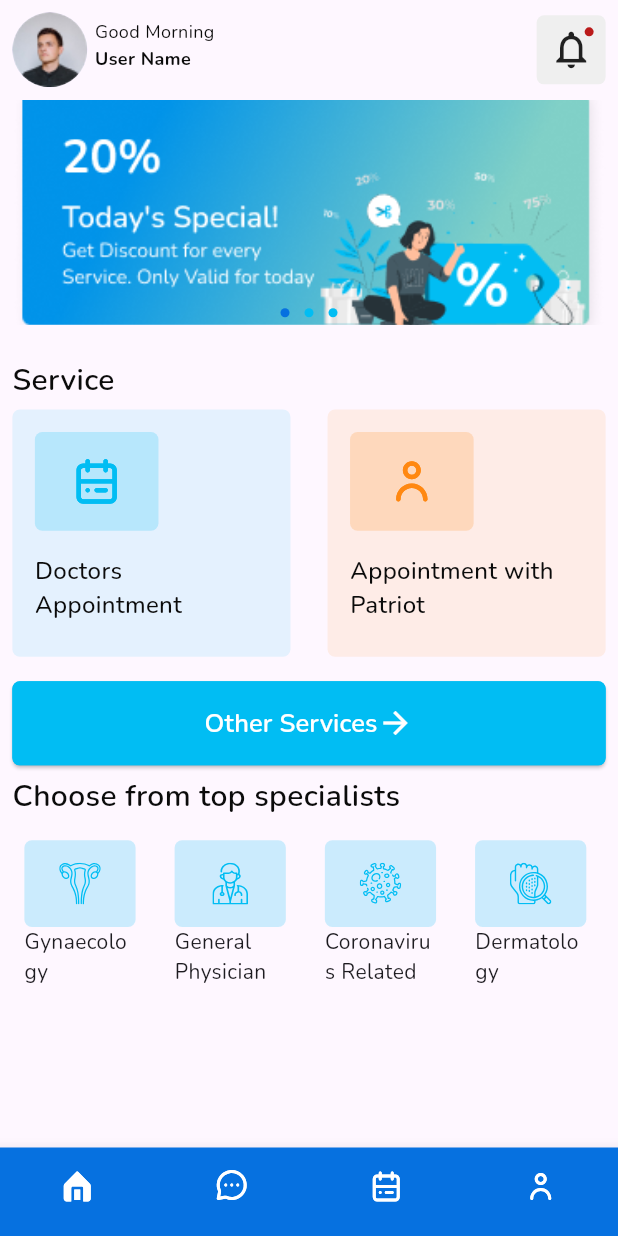
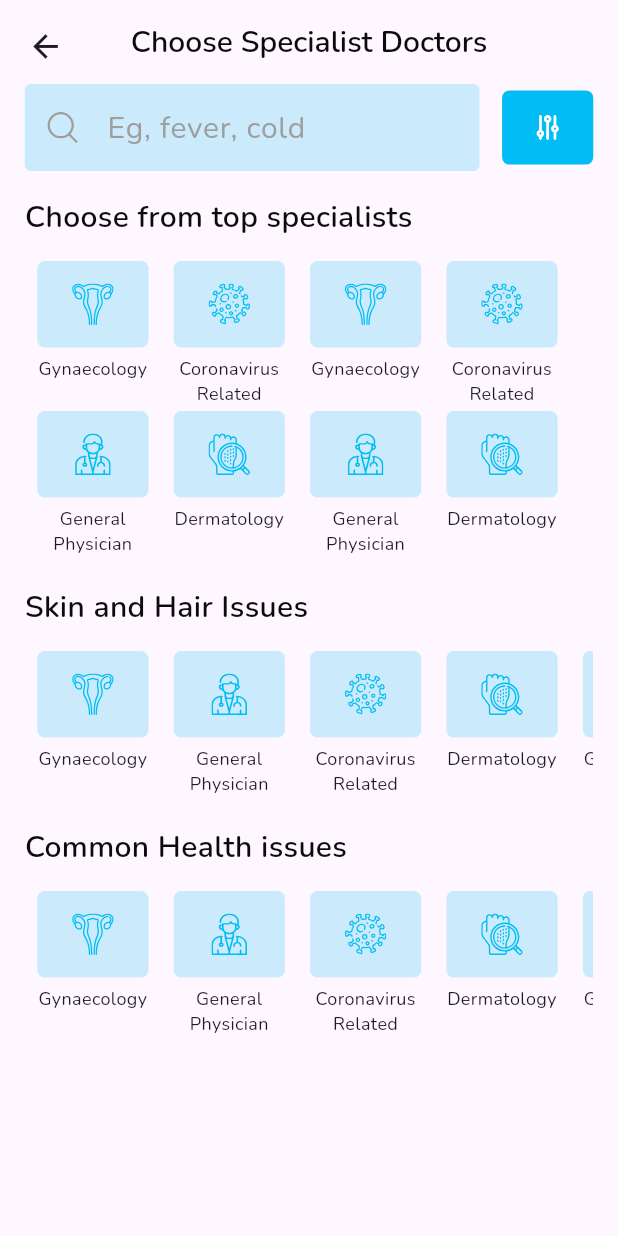
Before and after one commit to fhfaisal/HealthcareApp, a Flutter app: the screen it shows after launch, after a tap on "Other Services", on a phone screen of 412 x 824 dp. Run offline on Flutter 3.47's test engine with Material 2 defaults, Android fonts, the phone set to English and light mode, and no system bars; drawn by our look-alikes of flutter_image_slideshow; our stand-ins replace flutter_svg, google_fonts.

Commit message:
add doctors search page

```diff
--- a/lib/main.dart
+++ b/lib/main.dart
@@ -1,5 +1,4 @@
 import 'package:doctor_app/navigation.dart';
-import 'package:doctor_app/screens/home/home_page.dart';
 import 'package:doctor_app/settings/system/widget_settings.dart';
 import 'package:flutter/material.dart';
 
@@ -20,10 +19,11 @@ class MyApp extends StatelessWidget {
         colorScheme: ColorScheme.fromSeed(seedColor: Colors.deepPurple),
         useMaterial3: true,
         appBarTheme: AppBarTheme(
-          titleTextStyle: appbarStyle()
+          titleTextStyle: appbarStyle(),
+          centerTitle: true,
         )
       ),
-      home: CustomBottomNavbar(),
+      home: const CustomBottomNavbar(),
     );
   }
 }
--- a/lib/models/doctors_category.dart
+++ b/lib/models/doctors_category.dart
@@ -8,5 +8,9 @@ List<TopSpecialists> specialistsList = [
   TopSpecialists(icon: 'assets/images/general.svg', categoryName: 'General Physician'),
   TopSpecialists(icon: 'assets/images/coronavirus.svg', categoryName: 'Coronavirus Related'),
   TopSpecialists(icon: 'assets/images/dermatology.svg', categoryName: 'Dermatology'),
+  TopSpecialists(icon: 'assets/images/gynaecology.svg', categoryName: 'Gynaecology'),
+  TopSpecialists(icon: 'assets/images/general.svg', categoryName: 'General Physician'),
+  TopSpecialists(icon: 'assets/images/coronavirus.svg', categoryName: 'Coronavirus Related'),
+  TopSpecialists(icon: 'assets/images/dermatology.svg', categoryName: 'Dermatology'),
   // Add more objects as needed
 ];
--- a/lib/screens/home/home_page.dart
+++ b/lib/screens/home/home_page.dart
@@ -1,4 +1,5 @@
 
+import 'package:doctor_app/screens/home/telemedicine.dart';
 import 'package:doctor_app/settings/refactoring_widgets/Custom_widgets.dart';
 import 'package:doctor_app/settings/system/widget_settings.dart';
 import 'package:flutter/material.dart';
@@ -17,7 +18,7 @@ class HomeScreen extends StatelessWidget {
       body: SafeArea(
         child: SingleChildScrollView(
           child: Container(
-            margin: EdgeInsets.symmetric(horizontal: mq.width * .02),
+            margin: EdgeInsets.symmetric(horizontal: mq.width * .04),
             child: Column(
               crossAxisAlignment: CrossAxisAlignment.start,
               children: [
@@ -77,16 +78,22 @@ class HomeScreen extends StatelessWidget {
                 const ServiceWidget(),
                 CustomButton(
                   btnText: 'Other Services',
-                  onTap: () {},
+                  onTap: () {
+                    Navigator.of(context).push(MaterialPageRoute(builder: (context) => const Telemedicine(),));
+                  },
                   isIcon: true,
                   addIcon: Icons.arrow_forward_outlined,
                   color: Colors.white,
                 ),
-                Text(
-                  'Choose from top specialists',
-                  style: categoryStyle(),
+                Padding(
+                  padding: const EdgeInsets.symmetric(vertical: 10),
+                  child: Text(
+                    'Choose from top specialists',
+                    style: categoryStyle(),
+                  ),
                 ),
                 const DoctorCategory(),
+
               ],
             ),
           ),
--- /dev/null
+++ b/lib/screens/home/telemedicine.dart
@@ -0,0 +1,242 @@
+import 'package:doctor_app/models/doctors_category.dart';
+import 'package:doctor_app/settings/refactoring_widgets/Custom_widgets.dart';
+import 'package:doctor_app/settings/system/widget_settings.dart';
+import 'package:flutter/material.dart';
+import 'package:flutter_svg/flutter_svg.dart';
+
+class Telemedicine extends StatelessWidget {
+  const Telemedicine({super.key});
+  @override
+  Widget build(BuildContext context) {
+    mq = MediaQuery.of(context).size;
+    return Scaffold(
+      appBar: AppBar(
+        leading: IconButton(
+            onPressed: () {
+              Navigator.of(context).pop();
+            },
+            icon: Padding(
+              padding: const EdgeInsets.all(10),
+              child: Icon(
+                Icons.arrow_back,
+                size: mq.height * .03,
+              ),
+            )),
+        title: const Text('Choose Specialist Doctors'),
+      ),
+      body: Container(
+        margin: EdgeInsets.symmetric(horizontal: mq.width * .04),
+        child: Column(
+          crossAxisAlignment: CrossAxisAlignment.start,
+          children: [
+            Row(
+              children: [
+                Expanded(
+                    flex: 4,
+                    child: TextField(
+                      style: myFontStyle(20, FontWeight.w400, textPureBlack),
+                      onTapOutside: (event) {
+                        FocusScope.of(context).requestFocus(FocusNode());
+                      },
+                      cursorColor: primaryColors,
+                      decoration: InputDecoration(
+                        filled: true,
+                        fillColor: secondaryColor.withOpacity(0.2),
+                        border: const OutlineInputBorder(
+                            borderSide: BorderSide.none),
+                        contentPadding: const EdgeInsets.all(14),
+                        hintText: 'Eg, fever, cold',
+                        hintStyle:
+                            myFontStyle(20, FontWeight.w400, Colors.grey),
+                        prefixIcon: Padding(
+                          padding: const EdgeInsets.symmetric(
+                              horizontal: 15, vertical: 10),
+                          child: SvgPicture.asset(
+                            'assets/images/search.svg',
+                            color: Colors.grey,
+                          ),
+                        ),
+                      ),
+                    )),
+                Expanded(
+                  flex: 1,
+                  child: Container(
+                    margin: const EdgeInsets.only(left: 15),
+                    height: mq.height * .06,
+                    width: mq.width * .15,
+                    decoration: BoxDecoration(
+                        color: secondaryColor,
+                        borderRadius: BorderRadius.circular(5)),
+                    child: Padding(
+                      padding: const EdgeInsets.all(15.0),
+                      child: SvgPicture.asset(
+                        'assets/images/filter.svg',
+                        color: Colors.white,
+                      ),
+                    ),
+                  ),
+                ),
+              ],
+            ),
+            Padding(
+              padding: const EdgeInsets.symmetric(vertical: 10),
+              child: Text(
+                'Choose from top specialists',
+                style: categoryStyle(),
+              ),
+            ),
+            Container(
+              height: 200,
+              child: GridView.builder(
+                itemCount: specialistsList.length,
+                scrollDirection: Axis.horizontal,
+                shrinkWrap: false,
+                gridDelegate: const SliverGridDelegateWithFixedCrossAxisCount(
+                  childAspectRatio: 1.1,
+                  crossAxisCount: 2,
+                  mainAxisSpacing: 0,
+
+                ),
+                itemBuilder: (context, index) {
+                  return Container(
+                    child: Column(
+                      children: [
+                        Container(
+                          height: mq.height * .07,
+                          width: mq.width * .18,
+                          decoration: BoxDecoration(
+                              color: secondaryColor.withOpacity(0.2),
+                              borderRadius: BorderRadius.circular(5)),
+                          child: Padding(
+                            padding: const EdgeInsets.all(15.0),
+                            child: SvgPicture.asset(
+                              specialistsList[index].icon,
+                              color: secondaryColor,
+                            ),
+                          ),
+                        ),
+                        Container(
+                          width: mq.width * .18,
+                          margin: const EdgeInsets.symmetric(vertical: 5),
+                          child: Text(
+                            specialistsList[index].categoryName,
+                            style: myFontStyle(12),
+                            textAlign: TextAlign.center,
+                          ),
+                        ),
+                      ],
+                    ),
+                  );
+                },
+              ),
+            ),
+            Padding(
+              padding: const EdgeInsets.symmetric(vertical: 10),
+              child: Text(
+                'Skin and Hair Issues',
+                style: categoryStyle(),
+              ),
+            ),
+            Container(
+              height: 100,
+              child: GridView.builder(
+                itemCount: specialistsList.length,
+                scrollDirection: Axis.horizontal,
+                shrinkWrap: false,
+                gridDelegate: const SliverGridDelegateWithFixedCrossAxisCount(
+                  childAspectRatio: 1.1,
+                  crossAxisCount: 1,
+                  mainAxisSpacing: 0,
+
+                ),
+                itemBuilder: (context, index) {
+                  return Container(
+                    child: Column(
+                      children: [
+                        Container(
+                          height: mq.height * .07,
+                          width: mq.width * .18,
+                          decoration: BoxDecoration(
+                              color: secondaryColor.withOpacity(0.2),
+                              borderRadius: BorderRadius.circular(5)),
+                          child: Padding(
+                            padding: const EdgeInsets.all(15.0),
+                            child: SvgPicture.asset(
+                              specialistsList[index].icon,
+                              color: secondaryColor,
+                            ),
+                          ),
+                        ),
+                        Container(
+                          width: mq.width * .18,
+                          margin: const EdgeInsets.symmetric(vertical: 5),
+                          child: Text(
+                            specialistsList[index].categoryName,
+                            style: myFontStyle(12),
+                            textAlign: TextAlign.center,
+                          ),
+                        ),
+                      ],
+                    ),
+                  );
+                },
+              ),
+            ),
+            Padding(
+              padding: const EdgeInsets.symmetric(vertical: 10),
+              child: Text(
+                'Common Health issues',
+                style: categoryStyle(),
+              ),
+            ),
+            Container(
+              height: 100,
+              child: GridView.builder(
+                itemCount: specialistsList.length,
+                scrollDirection: Axis.horizontal,
+                shrinkWrap: false,
+                gridDelegate: const SliverGridDelegateWithFixedCrossAxisCount(
+                  childAspectRatio: 1.1,
+                  crossAxisCount: 1,
+                  mainAxisSpacing: 0,
+
+                ),
+                itemBuilder: (context, index) {
+                  return Container(
+                    child: Column(
+                      children: [
+                        Container(
+                          height: mq.height * .07,
+                          width: mq.width * .18,
+                          decoration: BoxDecoration(
+                              color: secondaryColor.withOpacity(0.2),
+                              borderRadius: BorderRadius.circular(5)),
+                          child: Padding(
+                            padding: const EdgeInsets.all(15.0),
+                            child: SvgPicture.asset(
+                              specialistsList[index].icon,
+                              color: secondaryColor,
+                            ),
+                          ),
+                        ),
+                        Container(
+                          width: mq.width * .18,
+                          margin: const EdgeInsets.symmetric(vertical: 5),
+                          child: Text(
+                            specialistsList[index].categoryName,
+                            style: myFontStyle(12),
+                            textAlign: TextAlign.center,
+                          ),
+                        ),
+                      ],
+                    ),
+                  );
+                },
+              ),
+            ),
+          ],
+        ),
+      ),
+    );
+  }
+}
--- a/lib/settings/refactoring_widgets/Custom_widgets.dart
+++ b/lib/settings/refactoring_widgets/Custom_widgets.dart
@@ -67,7 +67,7 @@ class ServiceWidget extends StatelessWidget {
                   crossAxisAlignment: CrossAxisAlignment.start,
                   children: [
                     Container(
-                      margin: EdgeInsets.all(15),
+                      margin: const EdgeInsets.all(15),
                       height: mq.height * .08,
                       width: mq.width * .20,
                       decoration: BoxDecoration(
@@ -82,7 +82,7 @@ class ServiceWidget extends StatelessWidget {
                       ),
                     ),
                     Container(
-                        margin: EdgeInsets.symmetric(horizontal: 15),
+                        margin: const EdgeInsets.symmetric(horizontal: 15),
                         child: Text(
                           "Doctors Appointment",
                           style: regularStyle(),
@@ -164,14 +164,14 @@ class CustomButton extends StatelessWidget {
       ),
       child: isIcon == null
           ? Text(
-              "${btnText}",
+              btnText,
               style: myFontStyle(17, FontWeight.w600, Colors.white),
             )
           : Row(
         mainAxisAlignment: MainAxisAlignment.center,
               children: [
                 Text(
-                  "${btnText}",
+                  btnText,
                   style: myFontStyle(17, FontWeight.w600, Colors.white),
                 ),
                 Icon(
@@ -192,20 +192,23 @@ class DoctorCategory extends StatelessWidget {
 
   @override
   Widget build(BuildContext context) {
-    return Container(
-        height: 120,
-        margin: const EdgeInsets.only(top: 10),
-        child: ListView.separated(
-          separatorBuilder: (context, index) {
-            return const SizedBox(width: 10,);
-          },
-          itemCount: specialistsList.length,
-          scrollDirection: Axis.horizontal,
-          itemBuilder: (context, index) {
-            return Column(
+    return SizedBox(
+      height: 100,
+      child: GridView.builder(
+        itemCount: specialistsList.length,
+        scrollDirection: Axis.horizontal,
+        shrinkWrap: false,
+        gridDelegate: const SliverGridDelegateWithFixedCrossAxisCount(
+          childAspectRatio: 1.1,
+          crossAxisCount: 1,
+          mainAxisSpacing: 0,
+
+        ),
+        itemBuilder: (context, index) {
+          return Container(
+            child: Column(
               children: [
                 Container(
-                  margin: const EdgeInsets.symmetric(horizontal: 8),
                   height: mq.height * .07,
                   width: mq.width * .18,
                   decoration: BoxDecoration(
@@ -214,21 +217,25 @@ class DoctorCategory extends StatelessWidget {
                   child: Padding(
                     padding: const EdgeInsets.all(15.0),
                     child: SvgPicture.asset(
-                      '${specialistsList[index].icon}',
+                      specialistsList[index].icon,
                       color: secondaryColor,
                     ),
                   ),
                 ),
-                SizedBox(
+                Container(
                   width: mq.width * .18,
+                  margin: const EdgeInsets.symmetric(vertical: 5),
                   child: Text(
-                    "${specialistsList[index].categoryName}",
-                    style: myFontStyle(14),
+                    specialistsList[index].categoryName,
+                    style: myFontStyle(12),
+                    textAlign: TextAlign.center,
                   ),
-                )
+                ),
               ],
-            );
-          },
-        ));
+            ),
+          );
+        },
+      ),
+    );
   }
 }
--- a/lib/settings/system/widget_settings.dart
+++ b/lib/settings/system/widget_settings.dart
@@ -8,7 +8,6 @@ appbarStyle(){
     fontSize: 20 ,
     fontWeight: FontWeight.w600,
     color: textPureBlack,
-    height: 5,
   );
 }
 categoryStyle(){
@@ -55,7 +54,7 @@ svgPic(String path ,[double? height,Color? clr]){
 
 const Color scaffoldBgClr=Color(0xffFFFFFF);
 const Color textPureBlack=Color(0xff0B0B0B);
-const Color cardClr=Color(0xff292B3E);
+Color cardColor=const Color(0xffEEF5FC).withOpacity(0.2);
 const Color secondaryColor=Color(0xff01BDF3);
 const Color primaryColors=Color(0xff0671E0);
 const Color levelClr=Color(0xff8A8A8E);
```
Also changed, not shown: assets/images/filter.svg (added), assets/images/search.svg (added).
